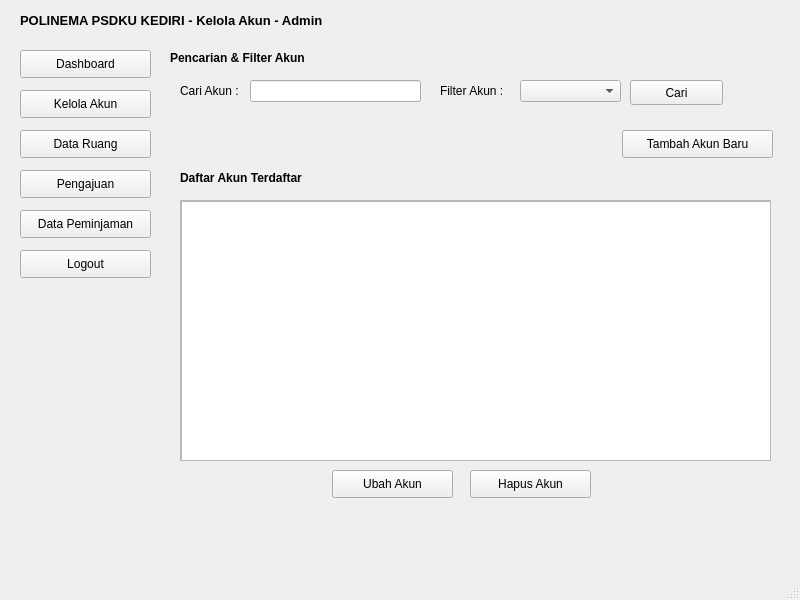
Above: ui/kelola_akun_admin.ui from Ariel-F-S/SistemPeminjamanRuangPolinemaKampusKediri before the change. Below: the same form after it.
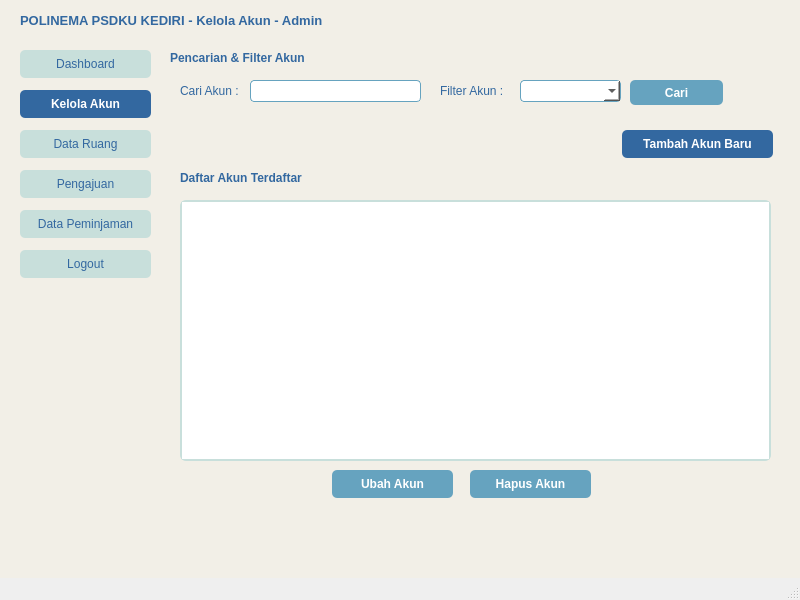
That is the form after the change. Icons and pictures are not drawn.

```diff
--- a/ui/kelola_akun_admin.ui
+++ b/ui/kelola_akun_admin.ui
@@ -14,6 +14,11 @@
    <string>MainWindow</string>
   </property>
   <widget class="QWidget" name="centralwidget">
+   <property name="styleSheet">
+    <string notr="true">QWidget#centralwidget {
+    background-color: #F2EFE7;
+}</string>
+   </property>
    <widget class="QPushButton" name="pushButton_2">
     <property name="geometry">
      <rect>
@@ -23,6 +28,14 @@
       <height>28</height>
      </rect>
     </property>
+    <property name="styleSheet">
+     <string notr="true">QPushButton {
+    background-color: #3368A0;
+    color: #FFFFFF;
+    border-radius: 5px;
+    font-weight: bold;
+}</string>
+    </property>
     <property name="text">
      <string>Kelola Akun</string>
     </property>
@@ -40,6 +53,17 @@
       <height>28</height>
      </rect>
     </property>
+    <property name="styleSheet">
+     <string notr="true">QPushButton {
+    background-color: #C8DFDB;
+    color: #3368A0;
+    border-radius: 5px;
+}
+QPushButton:hover {
+    background-color: #66A3BF;
+    color: #FFFFFF;
+}</string>
+    </property>
     <property name="text">
      <string>Data Peminjaman</string>
     </property>
@@ -57,6 +81,17 @@
       <height>28</height>
      </rect>
     </property>
+    <property name="styleSheet">
+     <string notr="true">QPushButton {
+    background-color: #C8DFDB;
+    color: #3368A0;
+    border-radius: 5px;
+}
+QPushButton:hover {
+    background-color: #66A3BF;
+    color: #FFFFFF;
+}</string>
+    </property>
     <property name="text">
      <string>Pengajuan</string>
     </property>
@@ -74,6 +109,17 @@
       <height>28</height>
      </rect>
     </property>
+    <property name="styleSheet">
+     <string notr="true">QPushButton {
+    background-color: #C8DFDB;
+    color: #3368A0;
+    border-radius: 5px;
+}
+QPushButton:hover {
+    background-color: #3368A0;
+    color: #FFFFFF;
+}</string>
+    </property>
     <property name="text">
      <string>Logout</string>
     </property>
@@ -94,10 +140,12 @@
     <property name="font">
      <font>
       <pointsize>10</pointsize>
-      <weight>75</weight>
       <bold>true</bold>
      </font>
     </property>
+    <property name="styleSheet">
+     <string notr="true">color: #3368A0;</string>
+    </property>
     <property name="text">
      <string>POLINEMA PSDKU KEDIRI - Kelola Akun - Admin</string>
     </property>
@@ -114,6 +162,17 @@
       <height>28</height>
      </rect>
     </property>
+    <property name="styleSheet">
+     <string notr="true">QPushButton {
+    background-color: #C8DFDB;
+    color: #3368A0;
+    border-radius: 5px;
+}
+QPushButton:hover {
+    background-color: #66A3BF;
+    color: #FFFFFF;
+}</string>
+    </property>
     <property name="text">
      <string>Data Ruang</string>
     </property>
@@ -131,6 +190,17 @@
       <height>28</height>
      </rect>
     </property>
+    <property name="styleSheet">
+     <string notr="true">QPushButton {
+    background-color: #C8DFDB;
+    color: #3368A0;
+    border-radius: 5px;
+}
+QPushButton:hover {
+    background-color: #66A3BF;
+    color: #FFFFFF;
+}</string>
+    </property>
     <property name="text">
      <string>Dashboard</string>
     </property>
@@ -150,10 +220,12 @@
     </property>
     <property name="font">
      <font>
-      <weight>75</weight>
       <bold>true</bold>
      </font>
     </property>
+    <property name="styleSheet">
+     <string notr="true">color: #3368A0;</string>
+    </property>
     <property name="text">
      <string>Pencarian &amp; Filter Akun</string>
     </property>
@@ -167,6 +239,9 @@
       <height>21</height>
      </rect>
     </property>
+    <property name="styleSheet">
+     <string notr="true">color: #3368A0;</string>
+    </property>
     <property name="text">
      <string>Cari Akun :</string>
     </property>
@@ -180,6 +255,12 @@
       <height>22</height>
      </rect>
     </property>
+    <property name="styleSheet">
+     <string notr="true">background-color: #FFFFFF;
+border: 1px solid #66A3BF;
+border-radius: 4px;
+padding-left: 5px;</string>
+    </property>
    </widget>
    <widget class="QLabel" name="label_4">
     <property name="geometry">
@@ -190,6 +271,9 @@
       <height>21</height>
      </rect>
     </property>
+    <property name="styleSheet">
+     <string notr="true">color: #3368A0;</string>
+    </property>
     <property name="text">
      <string>Filter Akun :</string>
     </property>
@@ -203,6 +287,12 @@
       <height>22</height>
      </rect>
     </property>
+    <property name="styleSheet">
+     <string notr="true">background-color: #FFFFFF;
+border: 1px solid #66A3BF;
+border-radius: 4px;
+padding-left: 5px;</string>
+    </property>
    </widget>
    <widget class="QPushButton" name="pushButton_7">
     <property name="geometry">
@@ -213,6 +303,17 @@
       <height>25</height>
      </rect>
     </property>
+    <property name="styleSheet">
+     <string notr="true">QPushButton {
+    background-color: #66A3BF;
+    color: #FFFFFF;
+    border-radius: 5px;
+    font-weight: bold;
+}
+QPushButton:hover {
+    background-color: #3368A0;
+}</string>
+    </property>
     <property name="text">
      <string>Cari</string>
     </property>
@@ -230,6 +331,17 @@
       <height>28</height>
      </rect>
     </property>
+    <property name="styleSheet">
+     <string notr="true">QPushButton {
+    background-color: #3368A0;
+    color: #FFFFFF;
+    border-radius: 5px;
+    font-weight: bold;
+}
+QPushButton:hover {
+    background-color: #66A3BF;
+}</string>
+    </property>
     <property name="text">
      <string>Tambah Akun Baru</string>
     </property>
@@ -249,10 +361,12 @@
     </property>
     <property name="font">
      <font>
-      <weight>75</weight>
       <bold>true</bold>
      </font>
     </property>
+    <property name="styleSheet">
+     <string notr="true">color: #3368A0;</string>
+    </property>
     <property name="text">
      <string>Daftar Akun Terdaftar</string>
     </property>
@@ -266,6 +380,13 @@
       <height>261</height>
      </rect>
     </property>
+    <property name="styleSheet">
+     <string notr="true">QScrollArea {
+    border: 2px solid #C8DFDB;
+    border-radius: 6px;
+    background-color: #FFFFFF;
+}</string>
+    </property>
     <property name="widgetResizable">
      <bool>true</bool>
     </property>
@@ -274,8 +395,8 @@
       <rect>
        <x>0</x>
        <y>0</y>
-       <width>589</width>
-       <height>259</height>
+       <width>587</width>
+       <height>257</height>
       </rect>
      </property>
      <widget class="QTableView" name="tableView">
@@ -287,6 +408,18 @@
         <height>261</height>
        </rect>
       </property>
+      <property name="styleSheet">
+       <string notr="true">QTableView {
+    background-color: #FFFFFF;
+    border: none;
+}
+QHeaderView::section {
+    background-color: #3368A0;
+    color: #FFFFFF;
+    font-weight: bold;
+    padding: 4px;
+}</string>
+      </property>
      </widget>
     </widget>
    </widget>
@@ -299,6 +432,17 @@
       <height>28</height>
      </rect>
     </property>
+    <property name="styleSheet">
+     <string notr="true">QPushButton {
+    background-color: #66A3BF;
+    color: #FFFFFF;
+    border-radius: 5px;
+    font-weight: bold;
+}
+QPushButton:hover {
+    background-color: #3368A0;
+}</string>
+    </property>
     <property name="text">
      <string>Ubah Akun</string>
     </property>
@@ -316,6 +460,17 @@
       <height>28</height>
      </rect>
     </property>
+    <property name="styleSheet">
+     <string notr="true">QPushButton {
+    background-color: #66A3BF;
+    color: #FFFFFF;
+    border-radius: 5px;
+    font-weight: bold;
+}
+QPushButton:hover {
+    background-color: #3368A0;
+}</string>
+    </property>
     <property name="text">
      <string>Hapus Akun</string>
     </property>
```
Left out of the diff: 2 changed lines with no effect on the pictures.
